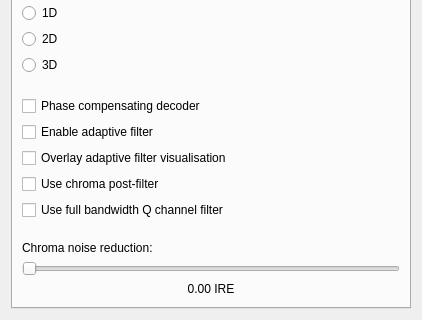
The window that tools/ld-analyse/chromadecoderconfigdialog.ui (happycube/ld-decode) describes before a commit, drawn with Qt 5; both pictures show x 0 to 422 and y 261 to 581 of the 422 by 581 pixel window.
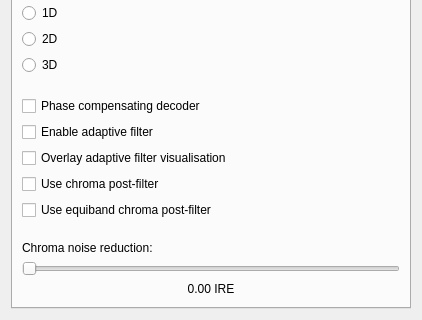
The same window after the commit.

Commit message:
Add ld-chroma-decoder options to enable the NTSC IQ filter.
Describe the two modes as "equiband" and "narrowband", to match standard
terminology: these are the terms used in Carnt and Townsend (1961) and
Poynton (2003), so they seem pretty well-established.

```diff
--- a/tools/ld-analyse/chromadecoderconfigdialog.ui
+++ b/tools/ld-analyse/chromadecoderconfigdialog.ui
@@ -355,7 +355,7 @@
        <item>
         <widget class="QCheckBox" name="colorLpfHqCheckBox">
          <property name="text">
-          <string>Use full bandwidth Q channel filter</string>
+          <string>Use equiband chroma post-filter</string>
          </property>
         </widget>
        </item>
```
The commit also changes 1 other file.
